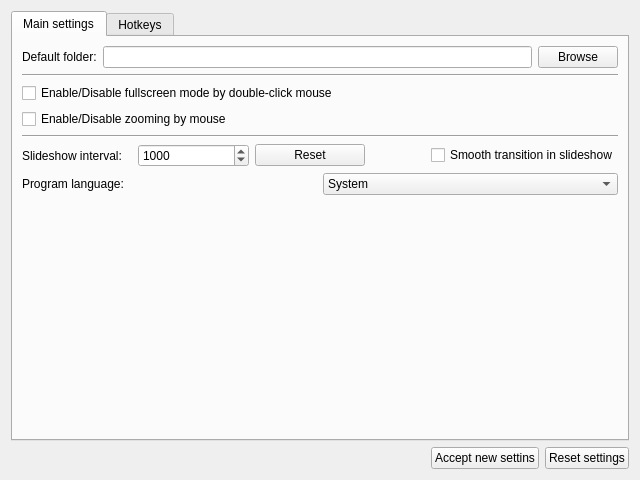
abodnyaUA/qimageviewer, file settings.ui: the form before one commit.
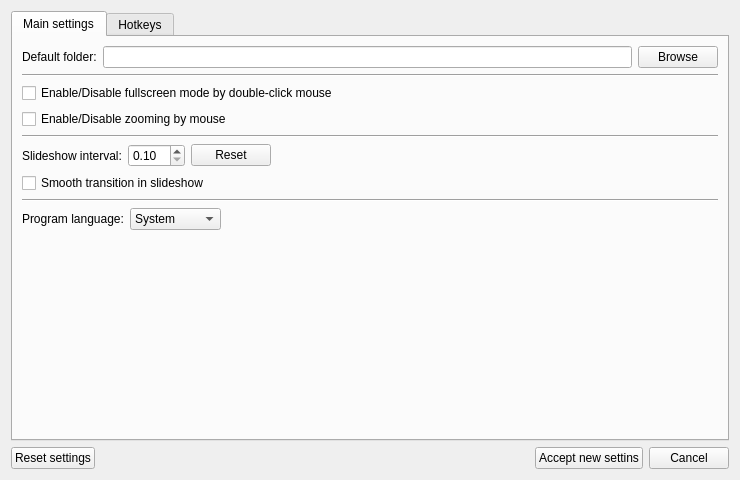
The form after the commit. Icons and pictures are not drawn.

```diff
--- a/settings.ui
+++ b/settings.ui
@@ -6,7 +6,7 @@
    <rect>
     <x>0</x>
     <y>0</y>
-    <width>640</width>
+    <width>740</width>
     <height>480</height>
    </rect>
   </property>
@@ -93,7 +93,7 @@
           </widget>
          </item>
          <item>
-          <widget class="QSpinBox" name="slideshowIntervalSpinBox">
+          <widget class="QDoubleSpinBox" name="slideshowIntervalSpinBox">
            <property name="baseSize">
             <size>
              <width>0</width>
@@ -101,16 +101,13 @@
             </size>
            </property>
            <property name="minimum">
-            <number>200</number>
+            <double>0.100000000000000</double>
            </property>
            <property name="maximum">
-            <number>9999</number>
+            <double>60.000000000000000</double>
            </property>
            <property name="singleStep">
-            <number>100</number>
-           </property>
-           <property name="value">
-            <number>1000</number>
+            <double>0.100000000000000</double>
            </property>
           </widget>
          </item>
@@ -127,7 +124,7 @@
             <enum>Qt::Horizontal</enum>
            </property>
            <property name="sizeType">
-            <enum>QSizePolicy::Maximum</enum>
+            <enum>QSizePolicy::Expanding</enum>
            </property>
            <property name="sizeHint" stdset="0">
             <size>
@@ -137,6 +134,10 @@
            </property>
           </spacer>
          </item>
+        </layout>
+       </item>
+       <item>
+        <layout class="QHBoxLayout" name="horizontalLayout">
          <item>
           <widget class="QCheckBox" name="slideshowTransitionCheckBox">
            <property name="text">
@@ -146,6 +147,13 @@
          </item>
         </layout>
        </item>
+       <item>
+        <widget class="Line" name="line_3">
+         <property name="orientation">
+          <enum>Qt::Horizontal</enum>
+         </property>
+        </widget>
+       </item>
        <item>
         <layout class="QHBoxLayout" name="horizontalLayout_4">
          <item>
@@ -179,6 +187,19 @@
            </item>
           </widget>
          </item>
+         <item>
+          <spacer name="horizontalSpacer_6">
+           <property name="orientation">
+            <enum>Qt::Horizontal</enum>
+           </property>
+           <property name="sizeHint" stdset="0">
+            <size>
+             <width>40</width>
+             <height>20</height>
+            </size>
+           </property>
+          </spacer>
+         </item>
         </layout>
        </item>
        <item>
@@ -380,6 +401,13 @@
    </item>
    <item>
     <layout class="QHBoxLayout" name="horizontalLayout_3">
+     <item>
+      <widget class="QPushButton" name="resetButton">
+       <property name="text">
+        <string>Reset settings</string>
+       </property>
+      </widget>
+     </item>
      <item>
       <spacer name="horizontalSpacer">
        <property name="orientation">
@@ -401,9 +429,9 @@
       </widget>
      </item>
      <item>
-      <widget class="QPushButton" name="resetButton">
+      <widget class="QPushButton" name="cancelButton">
        <property name="text">
-        <string>Reset settings</string>
+        <string>Cancel</string>
        </property>
       </widget>
      </item>
```
Left out of the diff: 2 changed lines with no effect on the pictures.
